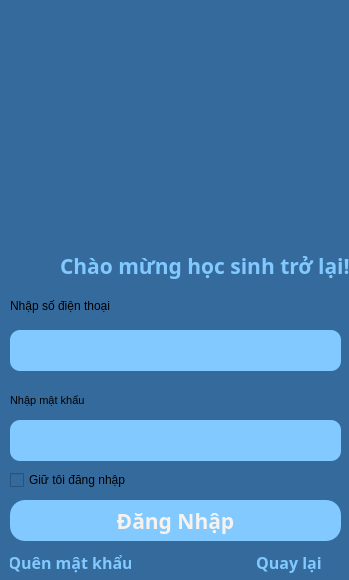
Before: the Qt Designer form TL-C4K-PTA02/Cuoi_Khoa_Python/gui/login-student.ui in DinhPhongNe/Python-course, drawn with Qt 5.
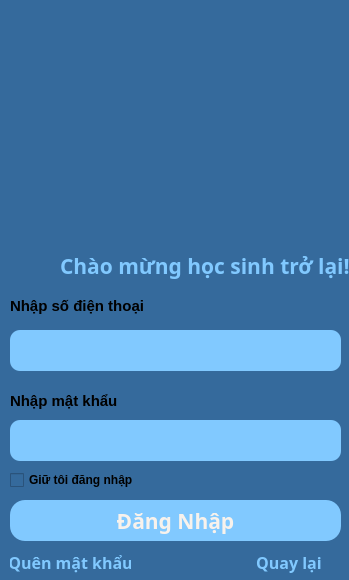
After: the same form once the commit is applied. Icons and pictures are not drawn.

```diff
--- a/TL-C4K-PTA02/Cuoi_Khoa_Python/gui/login-student.ui
+++ b/TL-C4K-PTA02/Cuoi_Khoa_Python/gui/login-student.ui
@@ -26,6 +26,13 @@
       <height>20</height>
      </rect>
     </property>
+    <property name="font">
+     <font>
+      <pointsize>9</pointsize>
+      <weight>75</weight>
+      <bold>true</bold>
+     </font>
+    </property>
     <property name="text">
      <string>Giữ tôi đăng nhập</string>
     </property>
@@ -76,7 +83,9 @@
     </property>
     <property name="font">
      <font>
-      <pointsize>8</pointsize>
+      <pointsize>11</pointsize>
+      <weight>75</weight>
+      <bold>true</bold>
      </font>
     </property>
     <property name="styleSheet">
@@ -97,7 +106,9 @@
     </property>
     <property name="font">
      <font>
-      <pointsize>9</pointsize>
+      <pointsize>11</pointsize>
+      <weight>75</weight>
+      <bold>true</bold>
      </font>
     </property>
     <property name="styleSheet">
```
